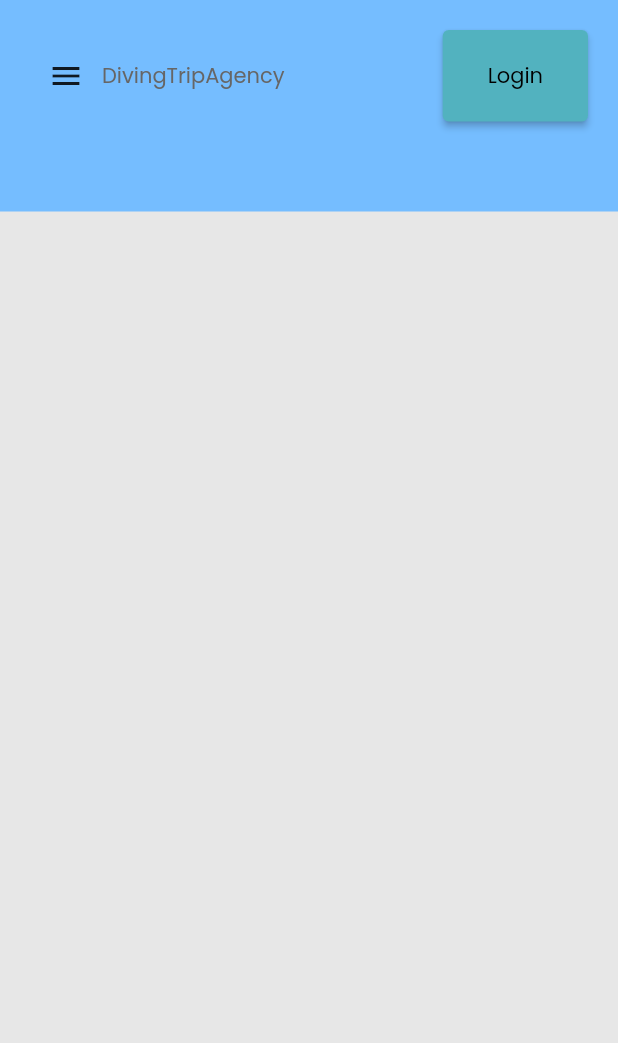
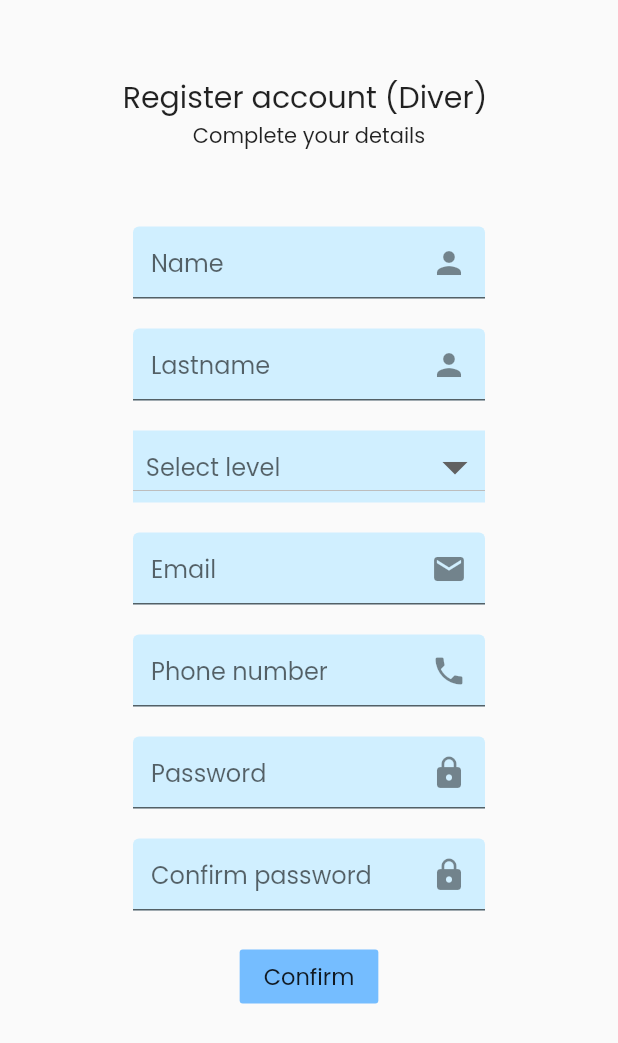
Before and after one commit to bbestbt/DivingTripAgency, a Flutter app: the screen it shows after launch, on a phone screen of 412 x 824 dp. Shown: the top 1043 px of the screen. Run offline on Flutter 3.47's test engine with Material 2 defaults, Android fonts, the phone set to English and light mode, and no system bars; our stand-ins replace flutter_svg, get.

Commit message:
signup page

```diff
--- a/lib/constants.dart
+++ b/lib/constants.dart
@@ -1,10 +1,5 @@
 import 'package:flutter/material.dart';
 
-const kPrimaryColor = Color(0xFFFF3B1D);
-const kDarkBlackColor = Color(0xFF191919);
-const kBgColor = Color(0xFFE7E7E7);
-const kBodyTextColor = Color(0xFF666666);
-
-const kDefaultPadding = 20.0;
-const kMaxWidth = 1232.0;
-const kDefaultDuration = Duration(milliseconds: 250);
+// const kDefaultPadding = 20.0;
+// const kMaxWidth = 1232.0;
+// const kDefaultDuration = Duration(milliseconds: 250);
--- a/lib/main.dart
+++ b/lib/main.dart
@@ -1,5 +1,6 @@
 import 'package:diving_trip_agency/screens.dart/login/login.dart';
 import 'package:diving_trip_agency/screens.dart/main/mainScreen.dart';
+import 'package:diving_trip_agency/screens.dart/signup/signup_diver.dart';
 import 'package:flutter/material.dart';
 import 'package:get/get_navigation/src/root/get_material_app.dart';
 import 'constants.dart';
@@ -17,20 +18,14 @@ class MyApp extends StatelessWidget {
       debugShowCheckedModeBanner: false,
       title: 'Diving Trip Agency',
       theme: ThemeData(
-        primaryColor: kPrimaryColor,
-        scaffoldBackgroundColor: kBgColor,
         elevatedButtonTheme: ElevatedButtonThemeData(
           style: TextButton.styleFrom(backgroundColor: Color(0xFFF52B2Bf)),
-        ),
-        textTheme: TextTheme(
-          bodyText1: TextStyle(color: kBodyTextColor),
-          bodyText2: TextStyle(color: kBodyTextColor),
-          headline5: TextStyle(color: kDarkBlackColor),
         ),
         fontFamily: 'Poppins'
       ),
       //home: LoginScreen(),
-      home: MainScreen(), //Original
+      home:SignUpDiverScreen()
+     //home: MainScreen(), //Original
     );
   }
 }
--- a/lib/screens.dart/main/components/header.dart
+++ b/lib/screens.dart/main/components/header.dart
@@ -19,8 +19,8 @@ class Header extends StatelessWidget {
         child: Column(
           children: [
             Container(
-              padding: EdgeInsets.all(kDefaultPadding),
-              constraints: BoxConstraints(maxWidth: kMaxWidth),
+              padding: EdgeInsets.all(20),
+              constraints: BoxConstraints(maxWidth: 1232),
               child: Column(
                 children: [
                   Row(
@@ -37,7 +37,7 @@ class Header extends StatelessWidget {
                       if(Responsive.isDesktop(context)) WebMenu(),
                       Spacer(),
                       SizedBox(
-                        width: kDefaultPadding,
+                        width: 20,
                       ),
                       ElevatedButton(
                           onPressed: () {
@@ -45,8 +45,8 @@ class Header extends StatelessWidget {
                           },
                           style: TextButton.styleFrom(
                               padding: EdgeInsets.symmetric(
-                                  horizontal: kDefaultPadding * 1.5,
-                                  vertical: kDefaultPadding)),
+                                  horizontal: 20 * 1.5,
+                                  vertical: 20)),
                           child: Text("Login",
                               style: TextStyle(
                                 color: Colors.black,
@@ -54,7 +54,7 @@ class Header extends StatelessWidget {
                     ],
                   ),
                   SizedBox(
-                    height: kDefaultPadding * 2,
+                    height: 40,
                   ),
                   // Text(
                   //   "Welcome",
--- a/lib/screens.dart/main/components/web_menu.dart
+++ b/lib/screens.dart/main/components/web_menu.dart
@@ -61,9 +61,9 @@ class _WebMenuItemState extends State<WebMenuItem> {
 
       } ,
       child: AnimatedContainer(
-        duration: kDefaultDuration,
-        margin: EdgeInsets.symmetric(horizontal: kDefaultPadding),
-        padding: EdgeInsets.symmetric(vertical: kDefaultPadding / 2),
+        duration: Duration(milliseconds: 250),
+        margin: EdgeInsets.symmetric(horizontal: 20),
+        padding: EdgeInsets.symmetric(vertical: 20 / 2),
         decoration: BoxDecoration(
           border: Border(
               bottom: BorderSide(
--- a/lib/screens.dart/main/mainScreen.dart
+++ b/lib/screens.dart/main/mainScreen.dart
@@ -39,7 +39,7 @@ class DrawerItem extends StatelessWidget {
   @override
   Widget build(BuildContext context) {
     return ListTile(
-      contentPadding: EdgeInsets.symmetric(horizontal: kDefaultPadding),
+      contentPadding: EdgeInsets.symmetric(horizontal: 20),
       selected: isActive,
       selectedTileColor: Color(0xfffB4CFEC),
       onTap: press,
--- /dev/null
+++ b/lib/screens.dart/signup/diver_form.dart
@@ -0,0 +1,260 @@
+import 'package:diving_trip_agency/screens.dart/signup/levelDropdown.dart';
+import 'package:flutter/material.dart';
+
+class SignupDiverForm extends StatefulWidget {
+  @override
+  _SignupDiverFormState createState() => _SignupDiverFormState();
+}
+
+class _SignupDiverFormState extends State<SignupDiverForm> {
+  // final _formKey = GlobalKey<FormState>();
+  String name;
+  String lastname;
+  // String level;
+  String phoneNumber;
+  String email;
+  String password;
+  String confirmPassword;
+  final List<String> errors = [];
+  final TextEditingController _controllerName = TextEditingController();
+  final TextEditingController _controllerLastname = TextEditingController();
+  //final TextEditingController _controllerLevel = TextEditingController();
+  final TextEditingController _controllerPassword = TextEditingController();
+  final TextEditingController _controllerEmail = TextEditingController();
+  final TextEditingController _controllerPhone = TextEditingController();
+  final TextEditingController _controllerConfirm = TextEditingController();
+
+  void addError({String error}) {
+    if (!errors.contains(error))
+      setState(() {
+        errors.add(error);
+      });
+  }
+
+  void removeError({String error}) {
+    if (errors.contains(error))
+      setState(() {
+        errors.remove(error);
+      });
+  }
+
+  @override
+  Widget build(BuildContext context) {
+    return Form(
+      child: Padding(
+        padding: EdgeInsets.symmetric(horizontal: 20),
+        child: Column(children: [
+          buildNameFormField(),
+          SizedBox(height: 20),
+          buildLastnameFormField(),
+          SizedBox(height: 20),
+          LevelDropdown(),
+          SizedBox(height: 20),
+          buildEmailFormField(),
+          SizedBox(height: 20),
+          buildPhoneNumberFormField(),
+          SizedBox(height: 20),
+          buildPasswordFormField(),
+          SizedBox(height: 20),
+          buildConfirmPasswordFormField(),
+          //   FormError(errors: errors),
+          SizedBox(height: 20),
+         FlatButton(onPressed: ()=>{}, color: Color(0xfff75BDFF),child:  Text('Confirm',style: TextStyle(fontSize: 15),),)
+        ]),
+      ),
+    );
+  }
+
+  TextFormField buildNameFormField() {
+    return TextFormField(
+      controller: _controllerName,
+      cursorColor: Color(0xFF6F35A5),
+      keyboardType: TextInputType.name,
+      onSaved: (newValue) => name = newValue,
+      onChanged: (value) {
+        if (value.isNotEmpty) {
+          removeError(error: "Please Enter your name");
+        }
+        return null;
+      },
+      validator: (value) {
+        if (value.isEmpty) {
+          addError(error: "Please Enter your name");
+          return "";
+        }
+        return null;
+      },
+      decoration: InputDecoration(
+          hintText: "Name",
+          filled: true,
+          fillColor: Color(0xFFFd0efff),
+          floatingLabelBehavior: FloatingLabelBehavior.always,
+          suffixIcon: Icon(Icons.person)),
+    );
+  }
+
+  TextFormField buildLastnameFormField() {
+    return TextFormField(
+      controller: _controllerLastname,
+      cursorColor: Color(0xFF6F35A5),
+      keyboardType: TextInputType.name,
+      onSaved: (newValue) => lastname = newValue,
+      onChanged: (value) {
+        if (value.isNotEmpty) {
+          removeError(error: "Please Enter your lastname");
+        }
+        return null;
+      },
+      validator: (value) {
+        if (value.isEmpty) {
+          addError(error: "Please Enter your lastname");
+          return "";
+        }
+        return null;
+      },
+      decoration: InputDecoration(
+          hintText: "Lastname",
+          filled: true,
+          fillColor: Color(0xFFFd0efff),
+          floatingLabelBehavior: FloatingLabelBehavior.always,
+          suffixIcon: Icon(Icons.person)),
+    );
+  }
+
+  TextFormField buildConfirmPasswordFormField() {
+    return TextFormField(
+      controller: _controllerConfirm,
+      obscureText: true,
+      onSaved: (newValue) => confirmPassword = newValue,
+      onChanged: (value) {
+        if (password == confirmPassword) {
+          removeError(error: "Password doesn't match");
+        }
+        return null;
+      },
+      validator: (value) {
+        if (value.isEmpty) {
+          return "";
+        } else if (password != value) {
+          addError(error: "Password doesn't match");
+          return "";
+        }
+        return null;
+      },
+      decoration: InputDecoration(
+        filled: true,
+        fillColor: Color(0xFFFd0efff),
+        hintText: "Confirm password",
+        floatingLabelBehavior: FloatingLabelBehavior.always,
+        suffixIcon: Icon(Icons.lock),
+      ),
+    );
+  }
+
+  TextFormField buildPasswordFormField() {
+    return TextFormField(
+      controller: _controllerPassword,
+      obscureText: true,
+      onSaved: (newValue) => password = newValue,
+      onChanged: (value) {
+        if (value.isNotEmpty) {
+          removeError(error: "Please Enter your password");
+        } else if (value.length >= 6) {
+          removeError(error: "Password is too short");
+        } else if (RegExp(
+                r'^(?=.*?[A-Z])(?=.*?[a-z])(?=.*?[0-9])(?=.*?[!@#\$&*~]).{8,}$')
+            .hasMatch(value)) {
+          removeError(error: "Please Enter Valid Password");
+        }
+        password = value;
+        return null;
+      },
+      validator: (value) {
+        if (value.isEmpty) {
+          addError(error: "Please Enter your password");
+          return "";
+        } else if (value.length < 6) {
+          addError(error: "Password is too short");
+          return "";
+        } else if (!(RegExp(
+                r'^(?=.*?[A-Z])(?=.*?[a-z])(?=.*?[0-9])(?=.*?[!@#\$&*~]).{8,}$'))
+            .hasMatch(value)) {
+          addError(error: "Please Enter Valid Password");
+          return "";
+        }
+        return null;
+      },
+      decoration: InputDecoration(
+        hintText: "Password",
+        filled: true,
+        fillColor: Color(0xFFFd0efff),
+        floatingLabelBehavior: FloatingLabelBehavior.always,
+        suffixIcon: Icon(Icons.lock),
+      ),
+    );
+  }
+
+  TextFormField buildEmailFormField() {
+    return TextFormField(
+      controller: _controllerEmail,
+      keyboardType: TextInputType.emailAddress,
+      onSaved: (newValue) => email = newValue,
+      onChanged: (value) {
+        if (value.isNotEmpty) {
+          removeError(error: "Please Enter your email");
+        } else if (RegExp(r"^[a-zA-Z0-9.]+@[a-zA-Z0-9]+\.[a-zA-Z]+")
+            .hasMatch(value)) {
+          removeError(error: "Please Enter Valid Email");
+        }
+        return null;
+      },
+      validator: (value) {
+        if (value.isEmpty) {
+          addError(error: "Please Enter your email");
+          return "";
+        } else if (!(RegExp(r"^[a-zA-Z0-9.]+@[a-zA-Z0-9]+\.[a-zA-Z]+"))
+            .hasMatch(value)) {
+          addError(error: "Please Enter Valid Email");
+          return "";
+        }
+
+        return null;
+      },
+      decoration: InputDecoration(
+        filled: true,
+        fillColor: Color(0xFFFd0efff),
+        hintText: "Email",
+        floatingLabelBehavior: FloatingLabelBehavior.always,
+        suffixIcon: Icon(Icons.mail),
+      ),
+    );
+  }
+
+  TextFormField buildPhoneNumberFormField() {
+    return TextFormField(
+      controller: _controllerPhone,
+      keyboardType: TextInputType.phone,
+      onSaved: (newValue) => phoneNumber = newValue,
+      onChanged: (value) {
+        if (value.isNotEmpty) {
+          removeError(error: "Please Enter your phone number");
+        }
+        return null;
+      },
+      validator: (value) {
+        if (value.isEmpty) {
+          addError(error: "Please Enter your phone number");
+          return "";
+        }
+        return null;
+      },
+      decoration: InputDecoration(
+        filled: true,
+        fillColor: Color(0xFFFd0efff),
+        hintText: "Phone number",
+        floatingLabelBehavior: FloatingLabelBehavior.always,
+        suffixIcon: Icon(Icons.phone),
+      ),
+    );
+  }
+}
--- /dev/null
+++ b/lib/screens.dart/signup/levelDropdown.dart
@@ -0,0 +1,105 @@
+import 'package:flutter/material.dart';
+
+class LevelDropdown extends StatefulWidget {
+  // LevelDropdown() : super();
+  @override
+  _LevelDropdownState createState() => _LevelDropdownState();
+}
+
+// class Level {
+//   int id;
+//   String userlevel;
+
+//   Level(this.id,this.userlevel);
+
+//   static List<Level> getLevels() {
+//     return <Level>[
+//       Level(1,'1'),
+//       Level(2,'2'),
+//       Level(3,'3'),
+//       Level(4,'4'),
+//       Level(5,'5'),
+//     ];
+//   }
+// }
+
+class _LevelDropdownState extends State<LevelDropdown> {
+  List<DropdownMenuItem<String>> listDrop = [];
+  List<String> drop = ['1', '2', '3', '4', '5'];
+  String selected = null;
+
+  void loadData() {
+    listDrop = [];
+    listDrop = drop
+        .map((val) => DropdownMenuItem<String>(child: Text(val), value: val))
+        .toList();
+  }
+  // List<Level> _levels = Level.getLevels();
+  // List<DropdownMenuItem<Level>> _dropdownMenuItems;
+  // Level _selectedLevel;
+  // @override
+  // void initState() {
+  //   _dropdownMenuItems = buildDropDownMenuItems(_levels);
+  //   _selectedLevel = _dropdownMenuItems[0].value;
+  // }
+
+  // List<DropdownMenuItem<Level>> buildDropDownMenuItems(List levels) {
+  //   List<DropdownMenuItem<Level>> items = List();
+  //   for (Level level in levels) {
+  //     items.add(DropdownMenuItem(value: level, child: Text(level.userlevel)));
+  //   }
+  //   return items;
+  // }
+
+  // onChangeDropdownItem(Level selectedLevel) {
+  //   setState(() {
+  //     _selectedLevel = selectedLevel;
+  //   });
+
+  Widget build(BuildContext context) {
+    loadData();
+    return Container(
+      color: Color(0xFFFd0efff),
+      child: Center(
+        child: DropdownButton(
+          isExpanded: true,
+          value: selected,
+          items: listDrop,
+          hint: Text('  Select level'),
+          iconSize: 40,
+          onChanged: (value) {
+        selected = value;
+        setState(() {});
+          },
+        ),
+      ),
+    );
+    // Container(
+    //   child: Center(
+    //       child: Column(
+    //     children: [
+    //       Row(
+    //         children: [
+    //           // Text('Level'),
+    //           Expanded(
+    //             child: Container(
+    //              // width: MediaQuery.of(context).size.width,
+    //               decoration: BoxDecoration(
+    //                 color: Color(0xFFFd0efff),
+    //               ),
+    //               child: DropdownButton(
+    //                 isExpanded: true,
+    //                 hint: Text('Level',textAlign: TextAlign.center) ,
+    //                 value: _selectedLevel,
+    //                 items: _dropdownMenuItems,
+    //                 onChanged: onChangeDropdownItem,
+    //               ),
+    //             ),
+    //           )
+    //         ],
+    //       ),
+    //     ],
+    //   )),
+    // );
+  }
+}
--- /dev/null
+++ b/lib/screens.dart/signup/signup_diver.dart
@@ -0,0 +1,29 @@
+import 'package:diving_trip_agency/screens.dart/signup/diver_form.dart';
+import 'package:flutter/material.dart';
+
+class SignUpDiverScreen extends StatelessWidget {
+  @override
+  Widget build(BuildContext context) {
+    return Scaffold(
+      body: SizedBox(
+        width: double.infinity,
+        child: SingleChildScrollView(
+          child: Column(
+            children: [
+              SizedBox(height:50),
+              Text("Register account (Diver) ",style: TextStyle(fontSize: 20),),
+              Text(
+                "Complete your details",
+                textAlign: TextAlign.center,
+              ),
+              SizedBox(height: 50),
+              Container(
+                 width: MediaQuery.of(context).size.width/1.5,
+                child: SignupDiverForm()),
+            ],
+          ),
+        ),
+      ),
+    );
+  }
+}
```
